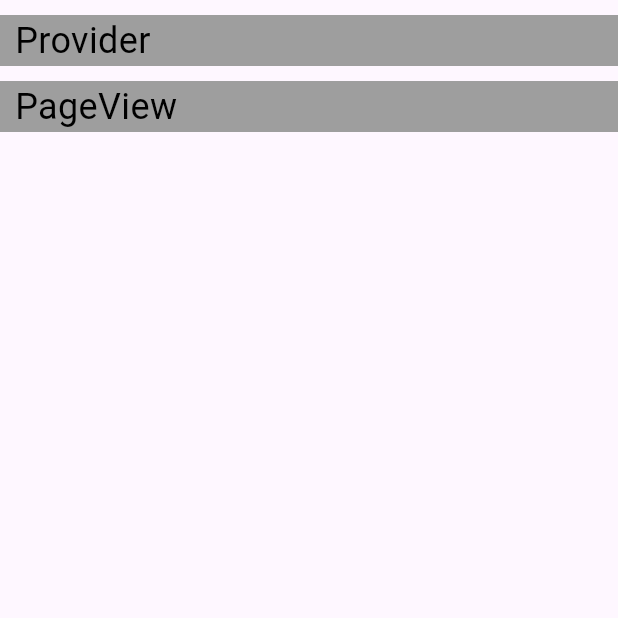
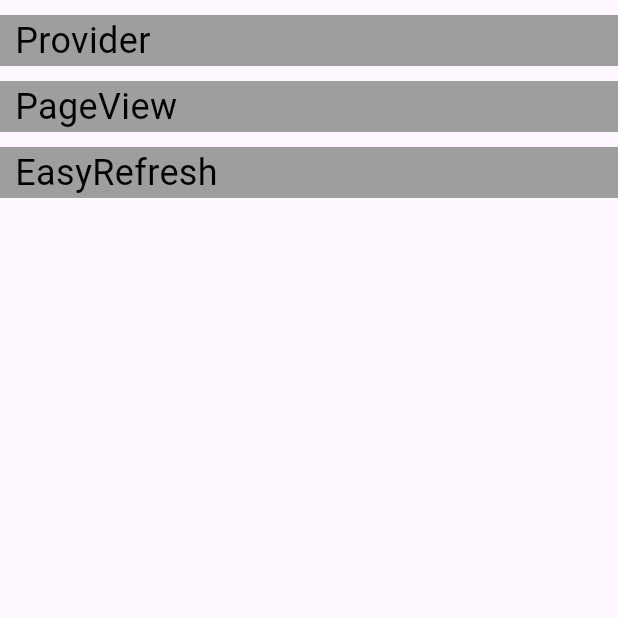
Before and after one commit to xiaolanlaia/flutter_utils, a Flutter app: the screen it shows after launch, on a phone screen of 412 x 824 dp, the top half of it. Run offline on Flutter 3.47's test engine with Material 3 defaults, Android fonts, the phone set to English and light mode, and no system bars; our stand-ins replace easy_refresh.

Commit message:
feat: EasyRefresh

```diff
--- a/lib/ui/page_home.dart
+++ b/lib/ui/page_home.dart
@@ -1,12 +1,14 @@
 import 'package:flutter/material.dart';
 import 'package:flutter_utils/ui/pageView/page_view_page.dart';
+import 'package:flutter_utils/ui/refresh/page_refresh.dart';
 
 import '../utils/color_utils.dart';
 import 'provider/page_provider_first.dart';
 
 const provider = "Provider";
 const pageView = "PageView";
-const pageList = [provider,pageView];
+const easyRefresh = "EasyRefresh";
+const pageList = [provider,pageView,easyRefresh];
 
 class HomePage extends StatelessWidget{
   const HomePage({super.key});
@@ -28,6 +30,10 @@ class HomePage extends StatelessWidget{
                   Navigator.of(context).push(MaterialPageRoute(builder: (context) => PageViewPage()));
                   break;
                 }
+                case easyRefresh:{
+                  Navigator.of(context).push(MaterialPageRoute(builder: (context) => RefreshPage()));
+                  break;
+                }
               }
             },
             child: Container(
@@ -36,7 +42,7 @@ class HomePage extends StatelessWidget{
               color: Colors.grey,
               child: Text(
                 pageList[index],
-                style: TextStyle(color: Colors.black, fontSize: 24),
+                style: const TextStyle(color: Colors.black, fontSize: 24),
               ),
             ),
           );
--- a/pubspec.yaml
+++ b/pubspec.yaml
@@ -37,6 +37,9 @@ dependencies:
   cupertino_icons: ^1.0.2
 
   provider: ^6.0.5
+
+  easy_refresh: ^3.3.2+1
+
 
 dev_dependencies:
   flutter_test:
```
Also changed, not shown: lib/ui/refresh/page_refresh.dart (added, +67 -0 lines).
